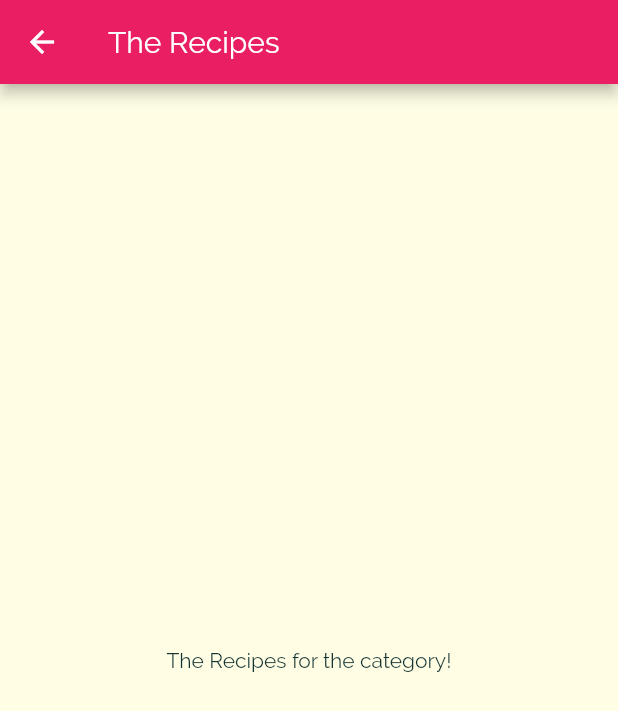
After one commit to myamann/Meals-App-Flutter, a Flutter app: the screen it shows after launch, after a tap on "Italian", on a phone screen of 412 x 824 dp. The commit adds this screen. Shown: the top 711 px of the screen. Run offline on Flutter 3.47's test engine with Material 2 defaults, Android fonts, the phone set to English and light mode, and no system bars.

Commit message:
selectCategory function

```diff
--- a/lib/category_item.dart
+++ b/lib/category_item.dart
@@ -1,4 +1,5 @@
 import 'package:flutter/material.dart';
+import 'category_meals_screen.dart';
 
 class CategoryItem extends StatelessWidget {
   final String title;
@@ -6,9 +7,23 @@ class CategoryItem extends StatelessWidget {
 
   CategoryItem(this.title, this.color);
 
+  void selectCategory(BuildContext ctx) {
+    Navigator.of(ctx).push(
+      MaterialPageRoute(
+        builder: (_) {
+          return CategoryMealsScreen();
+        },
+      ),
+    );
+  }
+
   @override
   Widget build(BuildContext context) {
-    return Container(
+    return InkWell(
+      onTap: () => selectCategory(context),
+      splashColor: Theme.of(context).primaryColor,
+      borderRadius: BorderRadius.circular(15),
+      child: Container(
         padding: const EdgeInsets.all(15),
         child: Text(
           title,
@@ -22,6 +37,7 @@ class CategoryItem extends StatelessWidget {
           ),
           borderRadius: BorderRadius.circular(15),
         ),
+      ),
     );
   }
 }
--- /dev/null
+++ b/lib/category_meals_screen.dart
@@ -0,0 +1,17 @@
+import 'package:flutter/material.dart';
+
+class CategoryMealsScreen extends StatelessWidget {
+  @override
+  Widget build(BuildContext context) {
+    return Scaffold(
+      appBar: AppBar(
+        title: Text('The Recipes'),
+      ),
+      body: Center(
+        child: Text(
+          'The Recipes for the category!',
+        ),
+      ),
+    );
+  }
+}
```
Also changed, not shown: assets/fonts/Raleway-Black.ttf (added), assets/fonts/Raleway-Bold.ttf (added), assets/fonts/Raleway-Regular.ttf (added), assets/fonts/RobotoCondensed-Bold.ttf (added), assets/fonts/RobotoCondensed-Italic.ttf (added), assets/fonts/RobotoCondensed-Light.ttf (added), assets/fonts/RobotoCondensed-Regular.ttf (added). Lines whose indentation alone changed are shown as unchanged.
